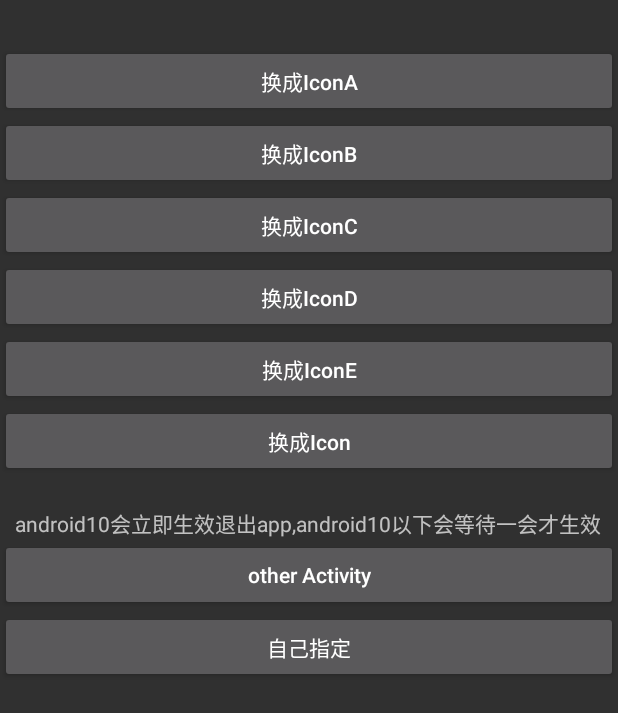
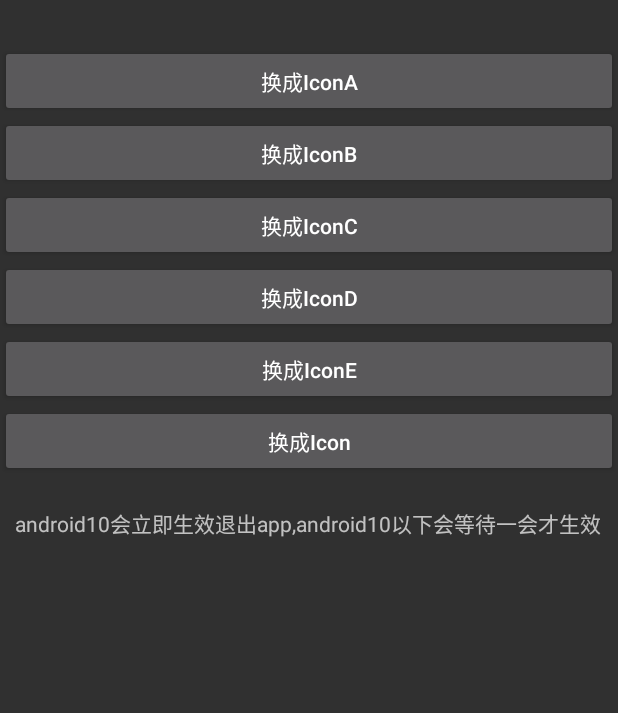
Before and after one commit to 1976222027/HYAppIcon, an Android app: the IndexActivity screen opened directly, with no data from a screen before it, after a tap on "换成IconA", on a phone screen of 412 x 824 dp. Shown: the top 713 px of the screen. Run offline under Robolectric (Android 15) with nearby library versions, the phone set to English and light mode, and no system bars.

Commit message:
0.0.8 去除flag0, 添加监听

```diff
--- a/appicon/src/main/java/com/mhy/hyappicon/HyAppIconUtils.java
+++ b/appicon/src/main/java/com/mhy/hyappicon/HyAppIconUtils.java
@@ -6,6 +6,7 @@ import android.content.pm.PackageManager;
 import android.util.Log;
 
 import androidx.annotation.NonNull;
+import androidx.annotation.Nullable;
 
 import java.util.ArrayList;
 import java.util.List;
@@ -24,6 +25,18 @@ public class HyAppIconUtils {
     private static List<ComponentName> mComponentNameList;
     private static ComponentName mDefaultEnable;
 
+    public interface OnChangeAppIconListener {
+        /**
+         * 启用了哪个
+         */
+        void onEnableAppIcon(ComponentName enable);
+
+        /**
+         * 禁用了哪个
+         */
+        void onDisableAppIcon(ComponentName disable);
+    }
+
     /**
      * 先把所有桌面图标目标给我
      *
@@ -37,14 +50,17 @@ public class HyAppIconUtils {
     }
 
     /**
+     * mComponentNameList整体管理防止出错
+     *
      * @param context 当前启动页？
      * @param enable  待启用的目标
-     *  原理就是找出那个启用的给他禁用，再把目标启用
+     *                原理就是找出那个启用的给他禁用，再把目标启用
      */
-    public static void changeAppIcon(Context context, ComponentName enable) {
+    public static void changeAppIcon(Context context, @NonNull ComponentName enable, @Nullable OnChangeAppIconListener listener) {
         if (mComponentNameList == null || mDefaultEnable == null) {
             throw new RuntimeException("请先调用initAllComponentName方法初始化传入所有图标的目标");
         }
+        //flag=0 不安全，会强制杀死，可能导致后面方法没执行呢就结束了，造成启用/禁用未完成, 桌面图标不符合预期
         int flag = PackageManager.DONT_KILL_APP;
         PackageManager packageManager = context.getPackageManager();
         for (ComponentName componentName : mComponentNameList) {
@@ -59,6 +75,9 @@ public class HyAppIconUtils {
                     Log.i("应用换标disable ", componentName.getShortClassName());
                     packageManager.setComponentEnabledSetting(componentName,
                             PackageManager.COMPONENT_ENABLED_STATE_DISABLED, flag);
+                    if (listener != null) {
+                        listener.onDisableAppIcon(componentName);
+                    }
                 }
             } else {//其他的，状态disable 和 default 都是禁用状态
                 if (disableState == PackageManager.COMPONENT_ENABLED_STATE_ENABLED) {//是启用状态就要禁用
@@ -66,6 +85,9 @@ public class HyAppIconUtils {
                     Log.i("应用换标disable ", componentName.getShortClassName());
                     packageManager.setComponentEnabledSetting(componentName,
                             PackageManager.COMPONENT_ENABLED_STATE_DISABLED, flag);
+                    if (listener != null) {
+                        listener.onDisableAppIcon(componentName);
+                    }
                 }
             }
         }
@@ -75,8 +97,11 @@ public class HyAppIconUtils {
         if (enableState != PackageManager.COMPONENT_ENABLED_STATE_ENABLED) {//不等于就要设置
             //明确非可用时
             packageManager.setComponentEnabledSetting(enable,
-                    PackageManager.COMPONENT_ENABLED_STATE_ENABLED, /*flag*/0);//仅最后启用的可以用0
+                    PackageManager.COMPONENT_ENABLED_STATE_ENABLED, flag);//仅最后启用的可以用0
             Log.i("应用换标enable ", enable.getShortClassName());
+            if (listener != null) {
+                listener.onEnableAppIcon(enable);
+            }
         }
     }
 
@@ -85,7 +110,7 @@ public class HyAppIconUtils {
      * 当前桌面图标状态是否和目标一致？
      * 注意： || COMPONENT_ENABLED_STATE_DEFAULT 一定要加，并且只加在清单配置 enable = true 的那个！！！
      */
-    public static boolean isEnableIcon(Context context, ComponentName componentName) {
+    public static boolean isEnableIcon(Context context, @NonNull ComponentName componentName) {
         PackageManager packageManager = context.getPackageManager();
         int com1State = packageManager.getComponentEnabledSetting(componentName);
         if (componentName == mDefaultEnable) {
@@ -95,14 +120,17 @@ public class HyAppIconUtils {
         }
     }
 
-    /**其他 想自己处理禁用/启用的时候用这个，但不提倡，推荐用上面那个方法
-     * @param disableComponentName  需要禁用的 待禁用的目标 必须是当前服役的，已避免启用多个造成桌面多个图标，而没正确禁用正服役的
-     * @param enableComponentName 需要启用的
+    /**
+     * 想自己处理禁用/启用的时候用这个，但不提倡，推荐用上面那个方法,整体管理防止出错
+     * 这里就是不管你是啥状态，都去操做
+     *
+     * @param disableComponentName 需要禁用的 待禁用的目标 必须是当前服役的，已避免启用多个造成桌面多个图标，而没正确禁用正服役的
+     * @param enableComponentName  需要启用的
      */
     @Deprecated
-    public static void changeAppIcon(Context context, ComponentName disableComponentName, ComponentName enableComponentName) {
-        PackageManager packageManager = context.getPackageManager();
+    public static void changeAppIcon(@NonNull PackageManager packageManager, @NonNull ComponentName disableComponentName, @NonNull ComponentName enableComponentName) {
+        int flag = PackageManager.DONT_KILL_APP;
         packageManager.setComponentEnabledSetting(disableComponentName, PackageManager.COMPONENT_ENABLED_STATE_DISABLED, PackageManager.DONT_KILL_APP);
-        packageManager.setComponentEnabledSetting(enableComponentName, PackageManager.COMPONENT_ENABLED_STATE_ENABLED,  0);//仅最后的可用0
+        packageManager.setComponentEnabledSetting(enableComponentName, PackageManager.COMPONENT_ENABLED_STATE_ENABLED, flag);//仅最后的可用0
     }
 }
--- a/demo/src/main/java/com/mhy/hyappicon/demo/IndexActivity.java
+++ b/demo/src/main/java/com/mhy/hyappicon/demo/IndexActivity.java
@@ -2,6 +2,7 @@ package com.mhy.hyappicon.demo;
 
 import android.content.ComponentName;
 import android.os.Bundle;
+import android.view.View;
 
 import androidx.annotation.Nullable;
 import androidx.appcompat.app.AppCompatActivity;
@@ -27,6 +28,8 @@ public class IndexActivity extends AppCompatActivity {
     protected void onCreate(@Nullable Bundle savedInstanceState) {
         super.onCreate(savedInstanceState);
         setContentView(R.layout.activity_main);
+        findViewById(R.id.other_activity).setVisibility(View.GONE);
+        findViewById(R.id.current_icon).setVisibility(View.GONE);
 
         ComponentName componentName6 = new ComponentName(this, "com.mhy.hyappicon.demo.faviconE");
         ComponentName componentName5 = new ComponentName(this, "com.mhy.hyappicon.demo.faviconD");
@@ -45,11 +48,15 @@ public class IndexActivity extends AppCompatActivity {
         HyAppIconUtils.initAllIconComponentName(list, componentName1);
 
 
-        findViewById(R.id.btn_change_icon6).setOnClickListener(v -> HyAppIconUtils.changeAppIcon(IndexActivity.this, componentName6));
-        findViewById(R.id.btn_change_icon5).setOnClickListener(v -> HyAppIconUtils.changeAppIcon(IndexActivity.this, componentName5));
-        findViewById(R.id.btn_change_icon4).setOnClickListener(v -> HyAppIconUtils.changeAppIcon(IndexActivity.this, componentName4));
-        findViewById(R.id.btn_change_icon3).setOnClickListener(v -> HyAppIconUtils.changeAppIcon(IndexActivity.this, componentName3));
-        findViewById(R.id.btn_change_icon2).setOnClickListener(v -> HyAppIconUtils.changeAppIcon(IndexActivity.this, componentName2));
-        findViewById(R.id.btn_change_icon).setOnClickListener(v -> HyAppIconUtils.changeAppIcon(IndexActivity.this, componentName1));
+        findViewById(R.id.btn_change_icon6).setOnClickListener(v -> changeIcon(componentName6));
+        findViewById(R.id.btn_change_icon5).setOnClickListener(v -> changeIcon(componentName5));
+        findViewById(R.id.btn_change_icon4).setOnClickListener(v -> changeIcon(componentName4));
+        findViewById(R.id.btn_change_icon3).setOnClickListener(v -> changeIcon(componentName3));
+        findViewById(R.id.btn_change_icon2).setOnClickListener(v -> changeIcon(componentName2));
+        findViewById(R.id.btn_change_icon).setOnClickListener(v -> changeIcon(componentName1));
+    }
+
+    private void changeIcon(ComponentName componentName) {
+        HyAppIconUtils.changeAppIcon(this, componentName, null);
     }
 }
--- a/demo/src/main/res/layout/activity_main.xml
+++ b/demo/src/main/res/layout/activity_main.xml
@@ -3,8 +3,8 @@
     xmlns:tools="http://schemas.android.com/tools"
     android:layout_width="match_parent"
     android:layout_height="match_parent"
+    android:layout_marginTop="30dp"
     android:orientation="vertical"
-    android:layout_marginTop="30dp"
     tools:context=".LaunchActivity">
 
     <Button
@@ -62,10 +62,11 @@
         android:layout_height="wrap_content"
         android:text="other Activity"
         android:textAllCaps="false" />
+
     <Button
         android:id="@+id/current_icon"
         android:layout_width="match_parent"
         android:layout_height="wrap_content"
-        android:text="自己指定"
+        android:text="当前Name"
         android:textAllCaps="false" />
 </LinearLayout>
```
Also changed, not shown: demo/src/main/java/com/mhy/hyappicon/demo/LaunchActivity.java (+17 -9 lines), 1 other file.
